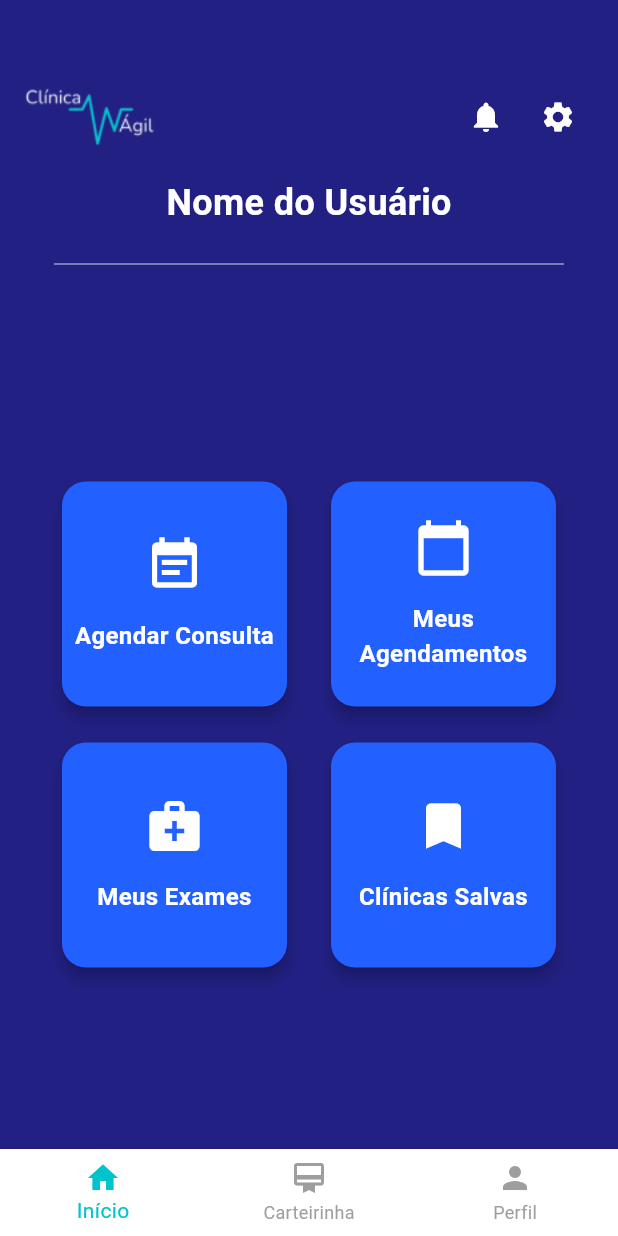
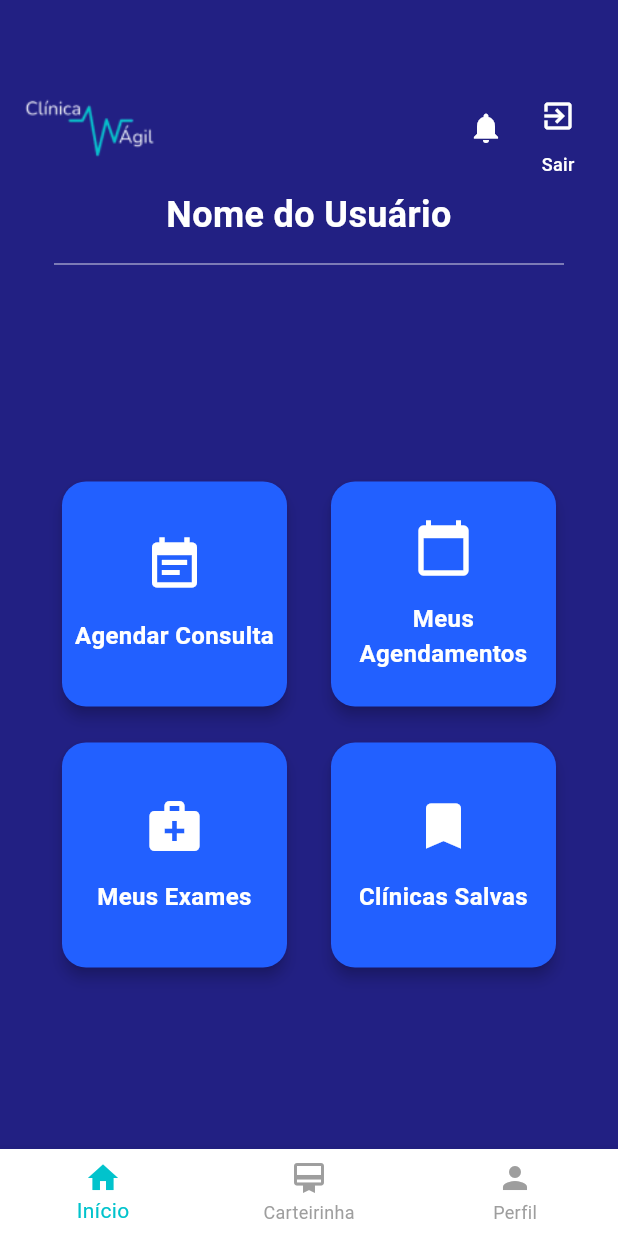
Before and after one commit to NataliaBento/telas_clinica_agil, a Flutter app: the PaginaInicial screen opened directly, on a phone screen of 412 x 824 dp. Run offline on Flutter 3.47's test engine with Material 3 defaults, Android fonts, the phone set to English and light mode, and no system bars; our stand-ins replace table_calendar.

Commit message:
feat: icone de saida adicionado a tela inicial e problema de overflowed resolvido com flexible no nome do usuário e sidebox ajustada

```diff
--- a/lib/pagina_inicial.dart
+++ b/lib/pagina_inicial.dart
@@ -1,4 +1,5 @@
 import 'package:flutter/material.dart';
+import 'tela_de_login.dart';
 import 'meus_Agendamentos.dart';
 import 'carteirinha.dart';
 import 'localizacao_clinica.dart';
@@ -49,24 +50,45 @@ class _PaginaInicialState extends State<PaginaInicial> {
                       height: 40,
                     ),
                     Row(
-                      mainAxisSize: MainAxisSize.min,
                       children: [
                         IconButton(
                           icon: const Icon(Icons.notifications),
                           color: Colors.white,
-                          onPressed: () {},
+                          onPressed: () {
+                            // Adicione funcionalidade de notificação aqui
+                          },
                         ),
+                        Column(
+                          children: [
                             IconButton(
-                          icon: const Icon(Icons.settings),
+                              icon: const Icon(Icons.exit_to_app),
                               color: Colors.white,
-                          onPressed: () {},
+                              onPressed: () {
+                                Navigator.pushReplacement(
+                                  context,
+                                  MaterialPageRoute(
+                                    builder: (context) => const TelaDeLogin(),
+                                  ),
+                                );
+                              },
+                            ),
+                            const Text(
+                              'Sair',
+                              style: TextStyle(
+                                color: Colors.white,
+                                fontSize: 12,
+                                fontWeight: FontWeight.w500,
+                              ),
                             ),
                           ],
                         ),
                       ],
                     ),
-                const SizedBox(height: 16),
+                  ],
+                ),
+                const SizedBox(height: 8), // Reduzido para evitar overflow
                 const Center(
+                  child: Flexible(
                     child: Text(
                       'Nome do Usuário',
                       style: TextStyle(
@@ -74,9 +96,11 @@ class _PaginaInicialState extends State<PaginaInicial> {
                         fontWeight: FontWeight.bold,
                         color: Colors.white,
                       ),
+                      textAlign: TextAlign.center,
                     ),
                   ),
-                const SizedBox(height: 16),
+                ),
+                const SizedBox(height: 8), // Ajustado para evitar overflow
                 const Divider(
                   color: Colors.white54,
                   thickness: 1,
@@ -127,12 +151,12 @@ class _PaginaInicialState extends State<PaginaInicial> {
                 children: [
                   buildCard('Meus Exames', Icons.medical_services),
                   buildCard(
-                    'Clínicas Salvas', // Mudança de 'Benefícios' para 'Clínicas Salvas'
+                    'Clínicas Salvas',
                     Icons.bookmark,
                     onTap: () {
                       Navigator.push(
                         context,
-                        MaterialPageRoute(builder: (context) => const ClinicasSalvas()), // Direciona para a nova tela
+                        MaterialPageRoute(builder: (context) => const ClinicasSalvas()),
                       );
                     },
                   ),
```
Lines whose indentation alone changed are shown as unchanged.
